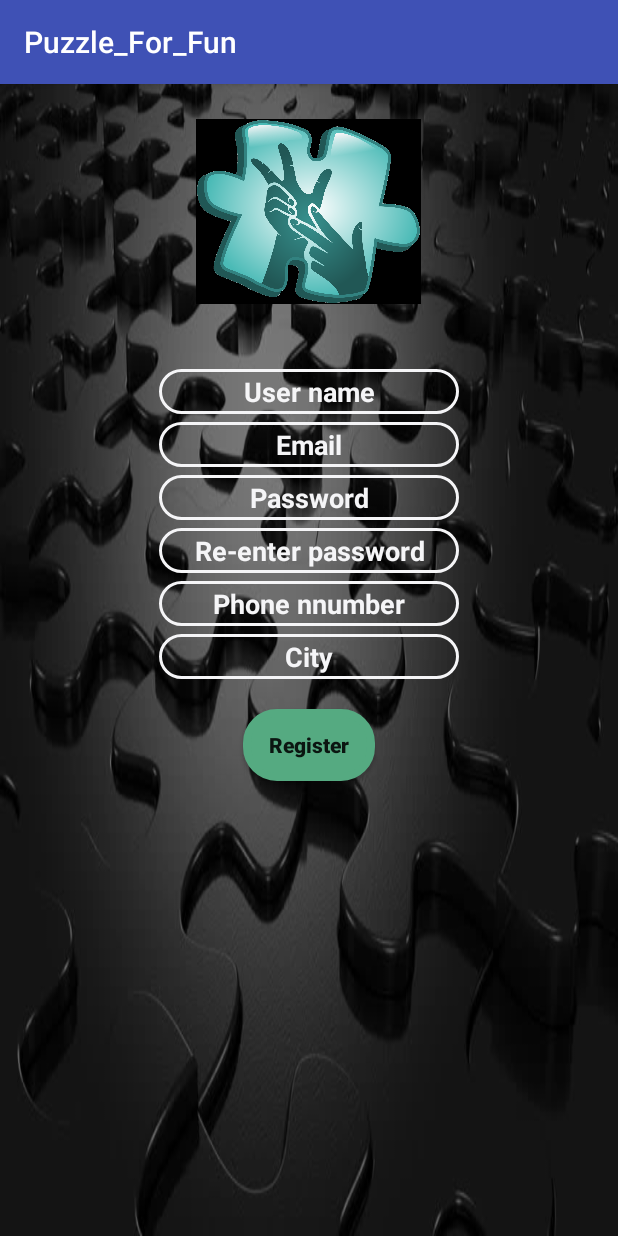
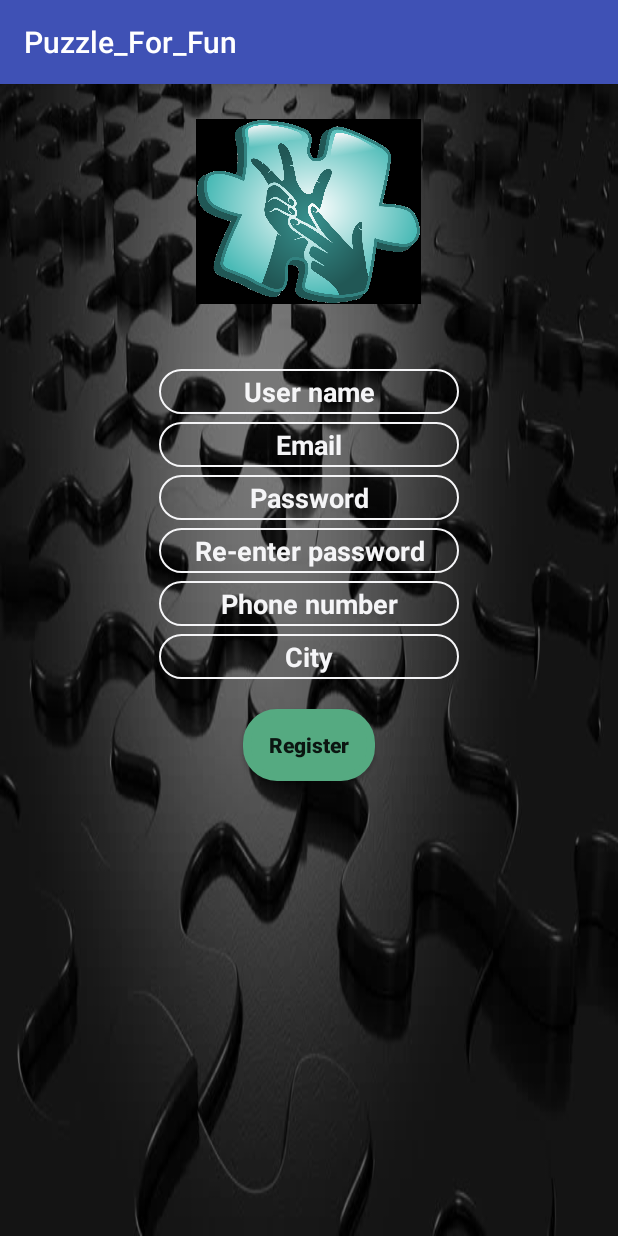
Before and after one commit to Gururaj12/Puzzle_For_Fun, an Android app: the Registration screen opened directly, with no data from a screen before it, on a phone screen of 412 x 824 dp. Run offline under Robolectric (Android 15) with nearby library versions, the light colour scheme and no system bars.

Commit message:
Registration

```diff
--- a/app/src/main/res/drawable/emptybutton.xml
+++ b/app/src/main/res/drawable/emptybutton.xml
@@ -8,6 +8,6 @@
 
     </corners>
     <stroke
-        android:width="2dp"
+        android:width="1dp"
         android:color="#FFF5F5F7"/>
 </shape>
--- a/app/src/main/res/layout/activity_registration.xml
+++ b/app/src/main/res/layout/activity_registration.xml
@@ -81,7 +81,7 @@
                 android:background="@drawable/emptybutton"
                 android:textStyle="bold"
                 android:layout_marginTop="5dp"
-                android:hint="Phone nnumber"
+                android:hint="Phone number"
                 android:id="@+id/regphonenumber"
                 android:gravity="center"
                 android:textColorHint="#FFF5F5F7"
@@ -108,13 +108,11 @@
         android:layout_marginTop="20dp"
         android:layout_gravity="center"
         android:text="Register"
-
         android:id="@+id/regbutton"
         android:textAllCaps="false"
         android:layout_width="wrap_content"
         android:layout_height="wrap_content" />
 
-
         </LinearLayout>
     </ScrollView>
 </LinearLayout>
```
